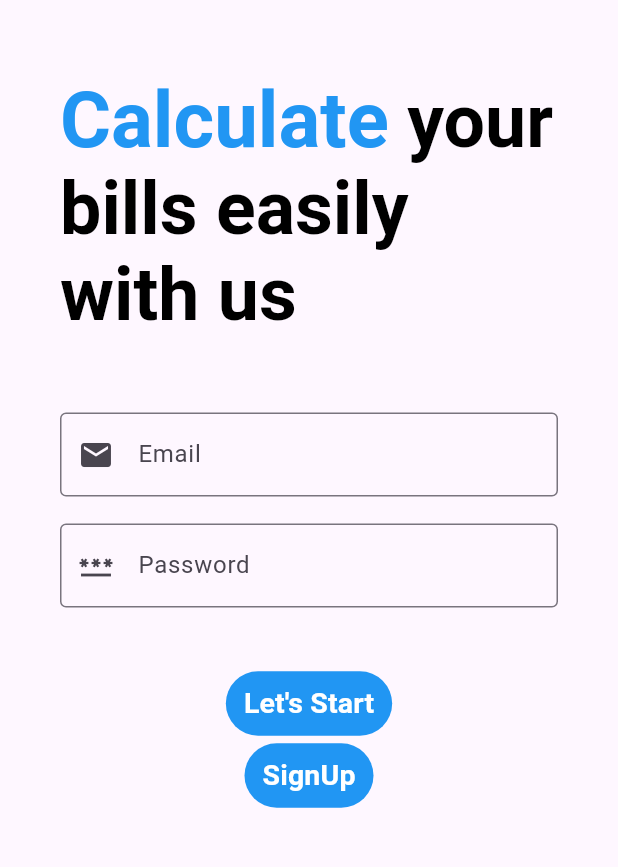
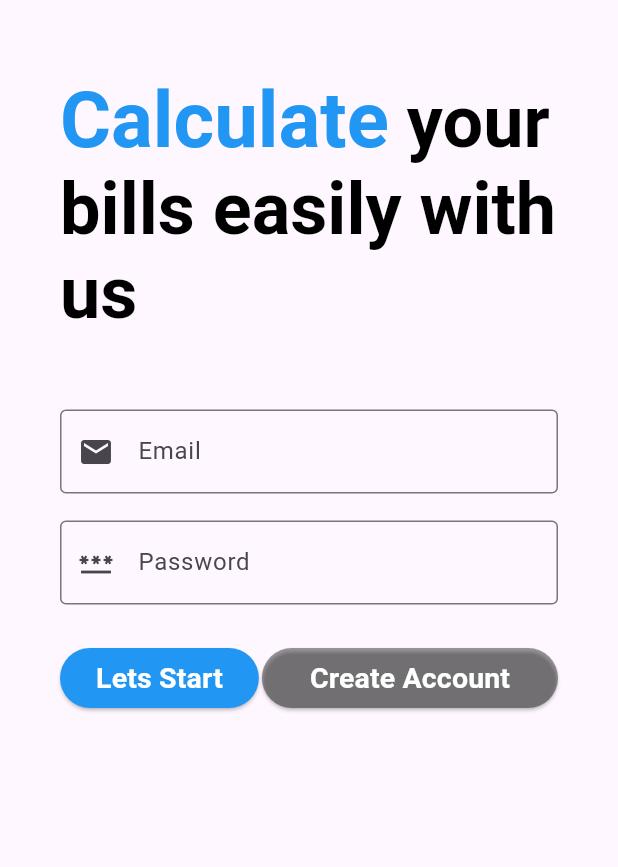
Before and after one commit to monalsutar/BillDesk, a Flutter app: the MyHomePage screen opened directly, after a tap on "Continue Log in", on a phone screen of 412 x 824 dp, the part 150-1017 px from its top. Run offline on Flutter 3.47's test engine with Material 3 defaults, Android fonts, the phone set to English and light mode, and no system bars; our stand-ins replace firebase_auth, firebase_core, pdf; missing offline and left inert: mailer; accounts and stored records are empty; network calls fail.

Commit message:
git add. git commit -m "Initial commit" git remote add origin https://github.com/monalsutar/bill_generation_billdesk.git git push -u origin master

```diff
--- a/lib/login.dart
+++ b/lib/login.dart
@@ -1,7 +1,7 @@
-import 'package:bill_generation/main.dart';
-import 'package:bill_generation/second.dart';
 import 'package:flutter/material.dart';
 import 'package:firebase_auth/firebase_auth.dart';
+import 'package:bill_generation/main.dart'; // Assuming this is your main.dart file
+import 'package:bill_generation/second.dart'; // Assuming this is where SecondApp is defined
 
 class Login extends StatefulWidget {
   const Login({Key? key}) : super(key: key);
@@ -14,7 +14,6 @@ class _LoginState extends State<Login> {
   TextEditingController emailController = TextEditingController();
   TextEditingController passwordController = TextEditingController();
 
-
   @override
   void dispose() {
     emailController.dispose();
@@ -22,7 +21,7 @@ class _LoginState extends State<Login> {
     super.dispose();
   }
 
-  void _loginUser() async {
+  void _loginUser(BuildContext context) async {
     try {
       UserCredential userCredential = await FirebaseAuth.instance.signInWithEmailAndPassword(
         email: emailController.text,
@@ -55,7 +54,7 @@ class _LoginState extends State<Login> {
     }
   }
 
-  void _registerUser() async {
+  void _registerUser(BuildContext context) async {
     try {
       UserCredential userCredential = await FirebaseAuth.instance.createUserWithEmailAndPassword(
         email: emailController.text,
@@ -88,37 +87,6 @@ class _LoginState extends State<Login> {
     }
   }
 
-
-  //
-  // void getStarted(BuildContext context) async {
-  //   try {
-  //     UserCredential userCredential = await FirebaseAuth.instance.signInWithEmailAndPassword(
-  //       email: emailController.text,
-  //       password: passwordController.text,
-  //     );
-  //      final snackBar = SnackBar(
-  //             content: Text('Login Successful'),
-  //           );
-  //           ScaffoldMessenger.of(context).showSnackBar(snackBar);
-  //     // If login is successful, navigate to the next screen
-  //     Navigator.push(
-  //       context,
-  //       MaterialPageRoute(
-  //         builder: (context) => SecondApp( mname: emailController.text, // Passing email as mname for demonstration
-  //         cat: passwordController.text,),
-  //       ),
-  //     );
-  //   } catch (e) {
-  //     // Handle login errors here
-  // final snackBar = SnackBar(
-  //             content: Text('Login Failed'),
-  //           );
-  //           ScaffoldMessenger.of(context).showSnackBar(snackBar);
-  //     // If login is successful, navigate to the next screen
-  //     // You can show an error message to the user if login fails
-  //   }
-  // }
-
   @override
   Widget build(BuildContext context) {
     return Scaffold(
@@ -145,7 +113,7 @@ class _LoginState extends State<Login> {
                       text: TextSpan(
                         style: TextStyle(
                           fontWeight: FontWeight.bold,
-                          fontSize: 49,
+                          fontSize: 48,
                           color: Colors.black,
                         ),
                         children: [
@@ -180,44 +148,53 @@ class _LoginState extends State<Login> {
                       ),
                       obscureText: true,
                     ),
-                    const SizedBox(height: 40),
-                    TextButton(
+                    const SizedBox(height: 25),
+                    Row(
+                      children: [
+
+                          ElevatedButton(
                             onPressed: () {
-                        _registerUser();
+                              _loginUser(context); // Call _loginUser for login
                             },
                             child: Text(
-                        "Let's Start",
+                              "Lets Start",
                               style: TextStyle(
                                 fontSize: 19,
                                 fontWeight: FontWeight.bold,
                                 color: Colors.white,
                               ),
                             ),
-                      style: TextButton.styleFrom(
+                            style: ElevatedButton.styleFrom(
+                              //padding: EdgeInsets.symmetric(vertical: 5),
                               backgroundColor: Colors.blue,
                             ),
                         ),
-
-                    TextButton(
+                        SizedBox(width: 2),
+                        Expanded(
+                          child: ElevatedButton(
                             onPressed: () {
+                              //_registerUser(context); // Call _registerUser for registration
                               Navigator.pushReplacement(
                                 context,
-                          MaterialPageRoute(builder: (context) => MyApp()),
+                                MaterialPageRoute(builder: (context) => MyHomePage()),
                               );
                             },
                             child: Text(
-                        "SignUp",
+                              "Create Account",
                               style: TextStyle(
                                 fontSize: 19,
                                 fontWeight: FontWeight.bold,
                                 color: Colors.white,
                               ),
                             ),
-                      style: TextButton.styleFrom(
-                        backgroundColor: Colors.blue,
+                            style: ElevatedButton.styleFrom(
+                              padding: EdgeInsets.symmetric(horizontal: 5,vertical: 5),
+                              backgroundColor: Colors.black38,
                             ),
                           ),
-
+                        ),
+                      ],
+                    ),
                   ],
                 ),
               ),
--- a/lib/main.dart
+++ b/lib/main.dart
@@ -1,11 +1,10 @@
+import 'package:flutter/material.dart';
+import 'package:firebase_core/firebase_core.dart';
+import 'package:firebase_auth/firebase_auth.dart';
 import 'package:bill_generation/firebase_options.dart';
-import 'package:firebase_core/firebase_core.dart';
-import 'package:flutter/material.dart';
-import 'package:firebase_auth/firebase_auth.dart';
 import 'package:bill_generation/login.dart';
 import 'package:bill_generation/second.dart';
 import 'splash_screen.dart';
-
 
 void main() async {
   WidgetsFlutterBinding.ensureInitialized();
@@ -30,7 +29,6 @@ class MyApp extends StatelessWidget {
 class MyHomePage extends StatefulWidget {
   const MyHomePage({Key? key}) : super(key: key);
 
-
   @override
   _MyHomePageState createState() => _MyHomePageState();
 }
@@ -41,8 +39,6 @@ class _MyHomePageState extends State<MyHomePage> {
   TextEditingController password = TextEditingController();
   final GlobalKey<ScaffoldState> _scaffoldKey = GlobalKey<ScaffoldState>();
 
-
-
   @override
   void dispose() {
     merchantname.dispose();
@@ -51,12 +47,10 @@ class _MyHomePageState extends State<MyHomePage> {
     super.dispose();
   }
 
-
-
   void getStarted(BuildContext context, String mname, String category) async {
     try {
-      UserCredential userCredential =
-      await FirebaseAuth.instance.createUserWithEmailAndPassword(
+      UserCredential userCredential = await FirebaseAuth.instance
+          .createUserWithEmailAndPassword(
         email: email.text,
         password: password.text,
       );
@@ -82,13 +76,12 @@ class _MyHomePageState extends State<MyHomePage> {
     } catch (e) {
       // Handle any errors that occur during sign up.
       final snackBar = SnackBar(
-        content: Text('Error occuring'),
+        content: Text('Error occurring'),
       );
       ScaffoldMessenger.of(context).showSnackBar(snackBar);
       // Show Snackbar for error
     }
   }
-
 
   @override
   Widget build(BuildContext context) {
@@ -117,7 +110,7 @@ class _MyHomePageState extends State<MyHomePage> {
                       text: TextSpan(
                         style: TextStyle(
                           fontWeight: FontWeight.bold,
-                          fontSize: 43,
+                          fontSize: 48,
                           color: Colors.black,
                         ),
                         children: [
@@ -125,7 +118,7 @@ class _MyHomePageState extends State<MyHomePage> {
                             text: "Calculate",
                             style: TextStyle(
                               color: Colors.blue,
-                              fontSize: 51,
+                              fontSize: 52,
                             ),
                           ),
                           TextSpan(text: " your bills easily with us"),
@@ -184,7 +177,6 @@ class _MyHomePageState extends State<MyHomePage> {
                           ),
                         ),
                         SizedBox(width: 2),
-
                         TextButton(
                           onPressed: () {
                             Navigator.push(
--- a/lib/splash_screen.dart
+++ b/lib/splash_screen.dart
@@ -28,10 +28,10 @@ class _SplashScreenState extends State<SplashScreen> {
         MaterialPageRoute(builder: (context) => SecondApp(mname: user.displayName ?? '', cat: '')),
       );
     } else {
-      // Navigate to the Main screen (signup page) if the user is not logged in
+      // Navigate to the Login screen if the user is not logged in
       Navigator.pushReplacement(
         context,
-        MaterialPageRoute(builder: (context) => MyApp()),
+        MaterialPageRoute(builder: (context) => Login()), // Ensure this is the correct login screen
       );
     }
   }
--- a/lib/third.dart
+++ b/lib/third.dart
@@ -9,7 +9,8 @@ import 'package:path_provider/path_provider.dart';
 
 class ThirdApp extends StatefulWidget {
   final String customerEmail;
-  const ThirdApp({Key? key, required this.customerEmail}) : super(key: key);
+  final String merchantName;
+  const ThirdApp({Key? key, required this.customerEmail, required this.merchantName}) : super(key: key);
 
   @override
   State<ThirdApp> createState() => _ThirdAppState();
@@ -70,7 +71,7 @@ class _ThirdAppState extends State<ThirdApp> {
     body += '\nTotal\tPrice:\tRs\t${getTPrice().toStringAsFixed(2)}\n\n'
         'Thank\tyou\tfor\tshopping\twith\tus!\n\n'
         'Best\tregards,\n'
-        'Merchant\tName';
+        'Merchant\tName,\t${widget.merchantName}';
 
 
     // No need to encode the email body
```
Also changed, not shown: lib/second.dart (+19 -10 lines). Lines whose indentation alone changed are shown as unchanged.
